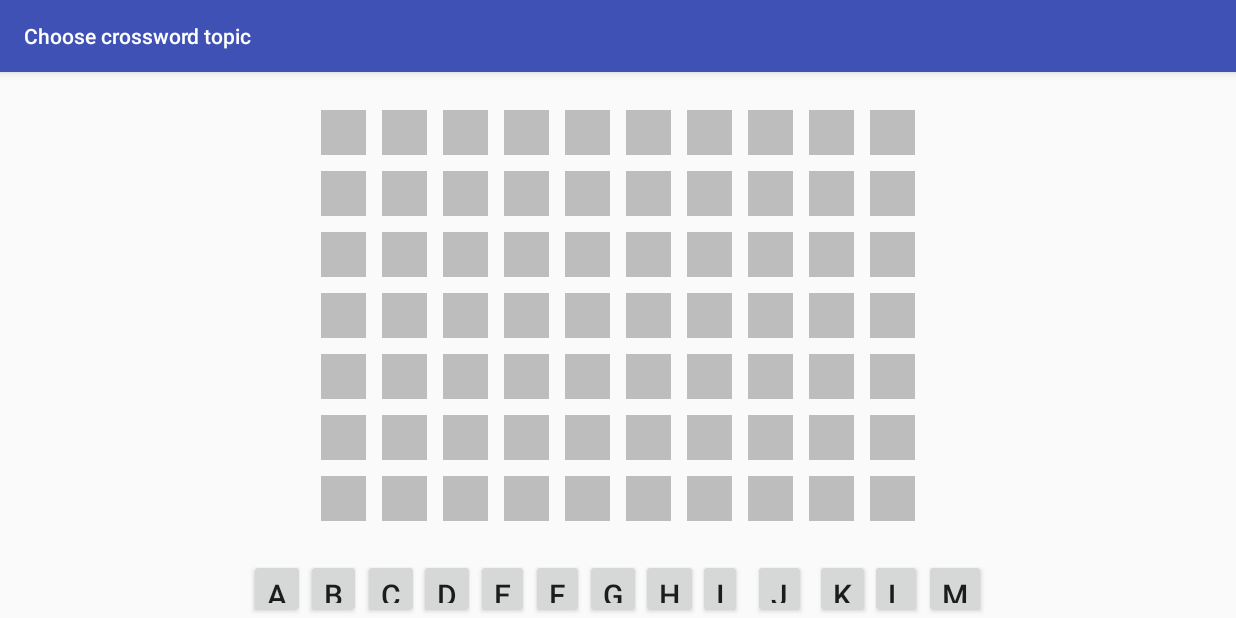
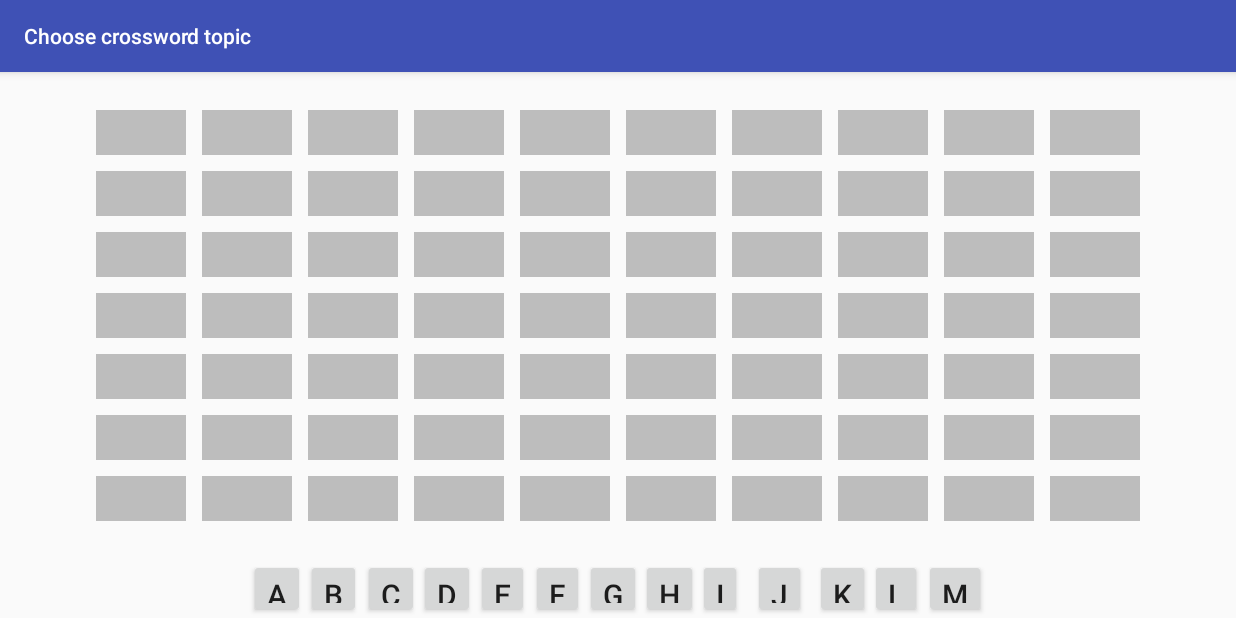
Before and after one commit to Ori1N/HelloWords, an Android app: the screen it shows after launch (CrosswordActivity), on a phone screen of 824 x 412 dp (held sideways). Run offline under Robolectric (Android 15) with nearby library versions, the light colour scheme and no system bars.

Commit message:
minor improvements to crossword screen

```diff
--- a/app/src/main/res/layout/activity_crossword.xml
+++ b/app/src/main/res/layout/activity_crossword.xml
@@ -31,6 +31,7 @@
         >
 
         <GridLayout
+            android:id="@+id/crossword_container"
             android:layout_width="wrap_content"
             android:layout_height="match_parent"
             android:rowCount="7"
@@ -38,82 +39,82 @@
             android:layout_gravity="center"
             >
 
-            <View style="@style/Crossword_Input" />
-            <View style="@style/Crossword_Input" />
-            <View style="@style/Crossword_Input" />
-            <View style="@style/Crossword_Input" />
-            <View style="@style/Crossword_Input" />
-            <View style="@style/Crossword_Input" />
-            <View style="@style/Crossword_Input" />
-            <View style="@style/Crossword_Input" />
-            <View style="@style/Crossword_Input" />
-            <View style="@style/Crossword_Input" />
+            <TextView style="@style/Crossword_Input" />
+            <TextView style="@style/Crossword_Input" />
+            <TextView style="@style/Crossword_Input" />
+            <TextView style="@style/Crossword_Input" />
+            <TextView style="@style/Crossword_Input" />
+            <TextView style="@style/Crossword_Input" />
+            <TextView style="@style/Crossword_Input" />
+            <TextView style="@style/Crossword_Input" />
+            <TextView style="@style/Crossword_Input" />
+            <TextView style="@style/Crossword_Input" />
 
-            <View style="@style/Crossword_Input" />
-            <View style="@style/Crossword_Input" />
-            <View style="@style/Crossword_Input" />
-            <View style="@style/Crossword_Input" />
-            <View style="@style/Crossword_Input" />
-            <View style="@style/Crossword_Input" />
-            <View style="@style/Crossword_Input" />
-            <View style="@style/Crossword_Input" />
-            <View style="@style/Crossword_Input" />
-            <View style="@style/Crossword_Input" />
+            <TextView style="@style/Crossword_Input" />
+            <TextView style="@style/Crossword_Input" />
+            <TextView style="@style/Crossword_Input" />
+            <TextView style="@style/Crossword_Input" />
+            <TextView style="@style/Crossword_Input" />
+            <TextView style="@style/Crossword_Input" />
+            <TextView style="@style/Crossword_Input" />
+            <TextView style="@style/Crossword_Input" />
+            <TextView style="@style/Crossword_Input" />
+            <TextView style="@style/Crossword_Input" />
 
-            <View style="@style/Crossword_Input" />
-            <View style="@style/Crossword_Input" />
-            <View style="@style/Crossword_Input" />
-            <View style="@style/Crossword_Input" />
-            <View style="@style/Crossword_Input" />
-            <View style="@style/Crossword_Input" />
-            <View style="@style/Crossword_Input" />
-            <View style="@style/Crossword_Input" />
-            <View style="@style/Crossword_Input" />
-            <View style="@style/Crossword_Input" />
+            <TextView style="@style/Crossword_Input" />
+            <TextView style="@style/Crossword_Input" />
+            <TextView style="@style/Crossword_Input" />
+            <TextView style="@style/Crossword_Input" />
+            <TextView style="@style/Crossword_Input" />
+            <TextView style="@style/Crossword_Input" />
+            <TextView style="@style/Crossword_Input" />
+            <TextView style="@style/Crossword_Input" />
+            <TextView style="@style/Crossword_Input" />
+            <TextView style="@style/Crossword_Input" />
 
-            <View style="@style/Crossword_Input" />
-            <View style="@style/Crossword_Input" />
-            <View style="@style/Crossword_Input" />
-            <View style="@style/Crossword_Input" />
-            <View style="@style/Crossword_Input" />
-            <View style="@style/Crossword_Input" />
-            <View style="@style/Crossword_Input" />
-            <View style="@style/Crossword_Input" />
-            <View style="@style/Crossword_Input" />
-            <View style="@style/Crossword_Input" />
+            <TextView style="@style/Crossword_Input" />
+            <TextView style="@style/Crossword_Input" />
+            <TextView style="@style/Crossword_Input" />
+            <TextView style="@style/Crossword_Input" />
+            <TextView style="@style/Crossword_Input" />
+            <TextView style="@style/Crossword_Input" />
+            <TextView style="@style/Crossword_Input" />
+            <TextView style="@style/Crossword_Input" />
+            <TextView style="@style/Crossword_Input" />
+            <TextView style="@style/Crossword_Input" />
 
-            <View style="@style/Crossword_Input" />
-            <View style="@style/Crossword_Input" />
-            <View style="@style/Crossword_Input" />
-            <View style="@style/Crossword_Input" />
-            <View style="@style/Crossword_Input" />
-            <View style="@style/Crossword_Input" />
-            <View style="@style/Crossword_Input" />
-            <View style="@style/Crossword_Input" />
-            <View style="@style/Crossword_Input" />
-            <View style="@style/Crossword_Input" />
+            <TextView style="@style/Crossword_Input" />
+            <TextView style="@style/Crossword_Input" />
+            <TextView style="@style/Crossword_Input" />
+            <TextView style="@style/Crossword_Input" />
+            <TextView style="@style/Crossword_Input" />
+            <TextView style="@style/Crossword_Input" />
+            <TextView style="@style/Crossword_Input" />
+            <TextView style="@style/Crossword_Input" />
+            <TextView style="@style/Crossword_Input" />
+            <TextView style="@style/Crossword_Input" />
 
-            <View style="@style/Crossword_Input" />
-            <View style="@style/Crossword_Input" />
-            <View style="@style/Crossword_Input" />
-            <View style="@style/Crossword_Input" />
-            <View style="@style/Crossword_Input" />
-            <View style="@style/Crossword_Input" />
-            <View style="@style/Crossword_Input" />
-            <View style="@style/Crossword_Input" />
-            <View style="@style/Crossword_Input" />
-            <View style="@style/Crossword_Input" />
+            <TextView style="@style/Crossword_Input" />
+            <TextView style="@style/Crossword_Input" />
+            <TextView style="@style/Crossword_Input" />
+            <TextView style="@style/Crossword_Input" />
+            <TextView style="@style/Crossword_Input" />
+            <TextView style="@style/Crossword_Input" />
+            <TextView style="@style/Crossword_Input" />
+            <TextView style="@style/Crossword_Input" />
+            <TextView style="@style/Crossword_Input" />
+            <TextView style="@style/Crossword_Input" />
 
-            <View style="@style/Crossword_Input" />
-            <View style="@style/Crossword_Input" />
-            <View style="@style/Crossword_Input" />
-            <View style="@style/Crossword_Input" />
-            <View style="@style/Crossword_Input" />
-            <View style="@style/Crossword_Input" />
-            <View style="@style/Crossword_Input" />
-            <View style="@style/Crossword_Input" />
-            <View style="@style/Crossword_Input" />
-            <View style="@style/Crossword_Input" />
+            <TextView style="@style/Crossword_Input" />
+            <TextView style="@style/Crossword_Input" />
+            <TextView style="@style/Crossword_Input" />
+            <TextView style="@style/Crossword_Input" />
+            <TextView style="@style/Crossword_Input" />
+            <TextView style="@style/Crossword_Input" />
+            <TextView style="@style/Crossword_Input" />
+            <TextView style="@style/Crossword_Input" />
+            <TextView style="@style/Crossword_Input" />
+            <TextView style="@style/Crossword_Input" />
 
         </GridLayout>
 
@@ -126,7 +127,146 @@
         android:layout_marginTop="20dp"
         >
 
-        <include layout="@layout/layout_keyboard" />
+        <GridLayout
+            android:layout_width="wrap_content"
+            android:layout_height="wrap_content"
+            android:columnCount="13"
+            android:orientation="horizontal"
+            android:gravity="center"
+            android:layout_gravity="center"
+            >
+
+            <Button
+                style="@style/Keyboard_Button"
+                android:text="A"
+                />
+
+            <Button
+                style="@style/Keyboard_Button"
+                android:text="B"
+                />
+
+            <Button
+                style="@style/Keyboard_Button"
+                android:text="C"
+                />
+
+            <Button
+                style="@style/Keyboard_Button"
+                android:text="D"
+                />
+
+            <Button
+                style="@style/Keyboard_Button"
+                android:text="E"
+                />
+
+            <Button
+                style="@style/Keyboard_Button"
+                android:text="F"
+                />
+
+            <Button
+                style="@style/Keyboard_Button"
+                android:text="G"
+                />
+
+            <Button
+                style="@style/Keyboard_Button"
+                android:text="H"
+                />
+
+            <Button
+                style="@style/Keyboard_Button"
+                android:text="I"
+                />
+
+            <Button
+                style="@style/Keyboard_Button"
+                android:text="J"
+                />
+
+            <Button
+                style="@style/Keyboard_Button"
+                android:text="K"
+                />
+
+            <Button
+                style="@style/Keyboard_Button"
+                android:text="L"
+                />
+
+            <Button
+                style="@style/Keyboard_Button"
+                android:text="M"
+                />
+
+            <Button
+                style="@style/Keyboard_Button"
+                android:text="N"
+                />
+
+            <Button
+                style="@style/Keyboard_Button"
+                android:text="O"
+                />
+
+            <Button
+                style="@style/Keyboard_Button"
+                android:text="P"
+                />
+
+            <Button
+                style="@style/Keyboard_Button"
+                android:text="Q"
+                />
+
+            <Button
+                style="@style/Keyboard_Button"
+                android:text="R"
+                />
+
+            <Button
+                style="@style/Keyboard_Button"
+                android:text="S"
+                />
+
+            <Button
+                style="@style/Keyboard_Button"
+                android:text="T"
+                />
+
+            <Button
+                style="@style/Keyboard_Button"
+                android:text="U"
+                />
+
+            <Button
+                style="@style/Keyboard_Button"
+                android:text="V"
+                />
+
+            <Button
+                style="@style/Keyboard_Button"
+                android:text="W"
+                />
+
+            <Button
+                style="@style/Keyboard_Button"
+                android:text="X"
+                />
+
+            <Button
+                style="@style/Keyboard_Button"
+                android:text="Y"
+                />
+
+            <Button
+                style="@style/Keyboard_Button"
+                android:text="Z"
+                />
+
+        </GridLayout>
 
     </LinearLayout>
 
--- a/app/src/main/res/layout/layout_keyboard.xml
+++ b/app/src/main/res/layout/layout_keyboard.xml
@@ -1,9 +1,12 @@
 <?xml version="1.0" encoding="utf-8"?>
 <GridLayout
     xmlns:android="http://schemas.android.com/apk/res/android"
-    android:layout_width="wrap_content"
+    android:layout_width="match_parent"
     android:layout_height="wrap_content"
     android:columnCount="13"
+    android:orientation="horizontal"
+    android:gravity="center"
+    android:layout_gravity="center"
     >
 
      <Button
--- a/app/src/main/res/values/styles.xml
+++ b/app/src/main/res/values/styles.xml
@@ -20,7 +20,7 @@
 
     <style name="Crossword_Input">
         <item name="android:layout_height">30dp</item>
-        <item name="android:layout_width">30dp</item>
+        <item name="android:layout_width">60dp</item>
         <item name="android:background">@color/gray_light</item>
         <item name="android:layout_margin">5dp</item>
     </style>
@@ -28,7 +28,7 @@
     <style name="Keyboard_Button">
         <item name="android:layout_width">wrap_content</item>
         <item name="android:layout_height">wrap_content</item>
-        <item name="android:minWidth">15dp</item>
+        <item name="android:minWidth">25dp</item>
         <item name="android:textSize">20sp</item>
     </style>
 
```
